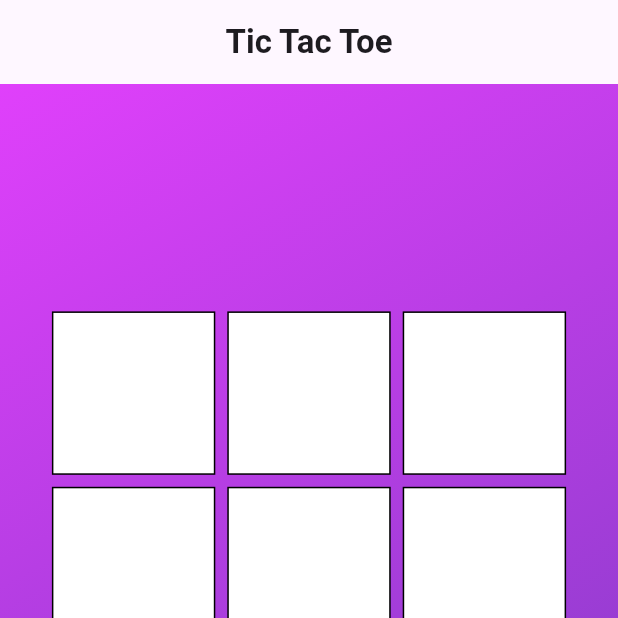
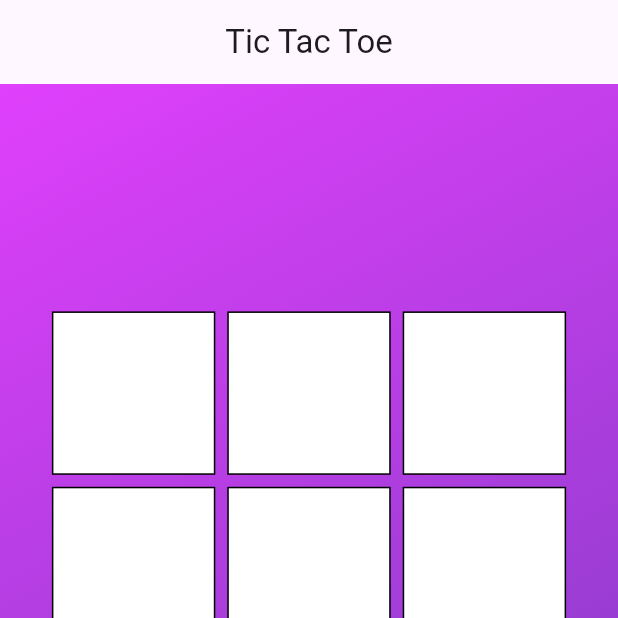
Before and after one commit to darpanrewani05/Tic-Tac-Toe, a Flutter app: the screen it shows after launch, on a phone screen of 412 x 824 dp, the top half of it. Run offline on Flutter 3.47's test engine with Material 3 defaults, Android fonts, the phone set to English and light mode, and no system bars.

Commit message:
second commit changes

```diff
--- a/lib/main.dart
+++ b/lib/main.dart
@@ -93,7 +93,6 @@ class _TicTacToeGameState extends State<TicTacToeGame> {
       appBar: AppBar(
         title: Text(
           'Tic Tac Toe',
-          style: TextStyle(fontWeight: FontWeight.bold),
         ),
         centerTitle: true,
       ),
```
